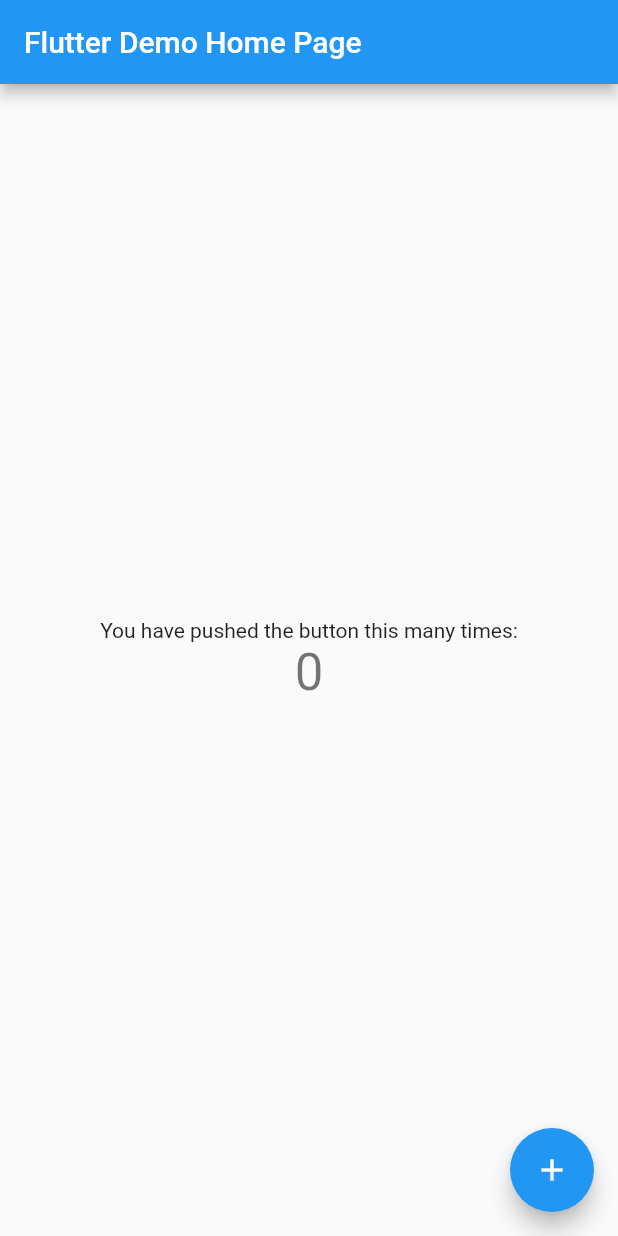
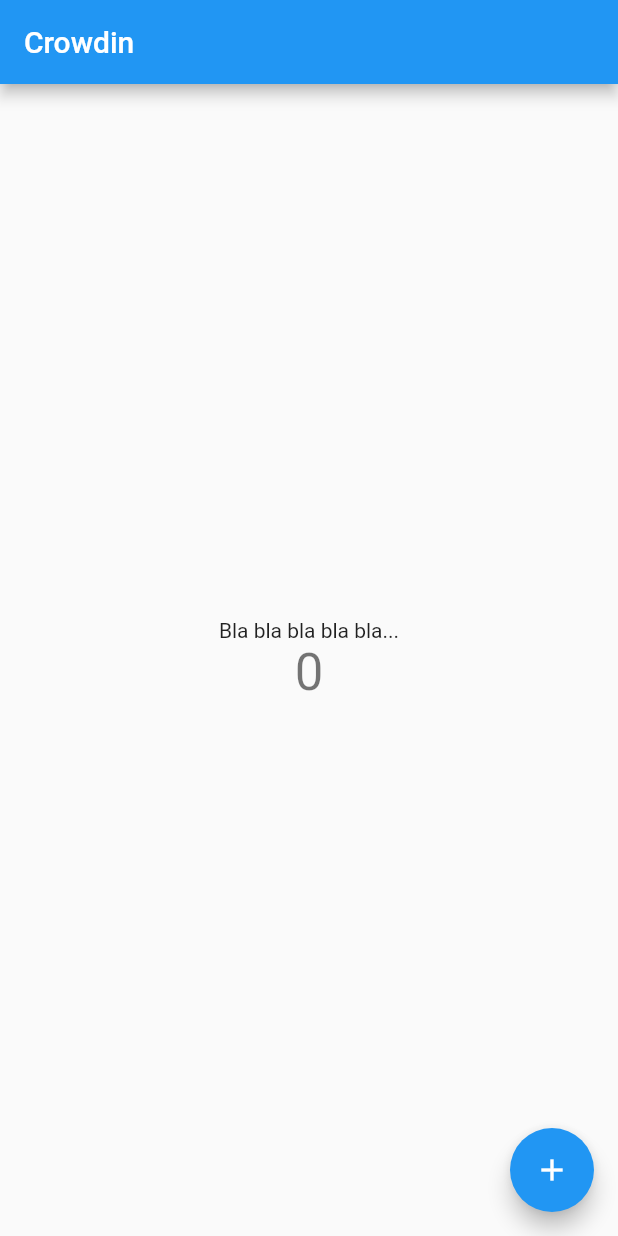
Before and after one commit to Mohammad-fs/Crowdin-test, a Flutter app: the screen it shows after launch, on a phone screen of 412 x 824 dp. Run offline on Flutter 3.47's test engine with Material 2 defaults, Android fonts, the phone set to English and light mode, and no system bars.

Commit message:
Configured localization

```diff
--- a/lib/main.dart
+++ b/lib/main.dart
@@ -1,47 +1,32 @@
+import 'package:crowdintest/generated/l10n.dart';
 import 'package:flutter/material.dart';
+import 'package:flutter_localizations/flutter_localizations.dart';
 
 void main() {
   runApp(MyApp());
 }
 
 class MyApp extends StatelessWidget {
-  // This widget is the root of your application.
   @override
   Widget build(BuildContext context) {
     return MaterialApp(
-      title: 'Flutter Demo',
+      localizationsDelegates: [
+        GlobalMaterialLocalizations.delegate,
+        GlobalWidgetsLocalizations.delegate,
+        Localization.delegate
+      ],
+      supportedLocales: Localization.delegate.supportedLocales,
       theme: ThemeData(
-        // This is the theme of your application.
-        //
-        // Try running your application with "flutter run". You'll see the
-        // application has a blue toolbar. Then, without quitting the app, try
-        // changing the primarySwatch below to Colors.green and then invoke
-        // "hot reload" (press "r" in the console where you ran "flutter run",
-        // or simply save your changes to "hot reload" in a Flutter IDE).
-        // Notice that the counter didn't reset back to zero; the application
-        // is not restarted.
         primarySwatch: Colors.blue,
-        // This makes the visual density adapt to the platform that you run
-        // the app on. For desktop platforms, the controls will be smaller and
-        // closer together (more dense) than on mobile platforms.
         visualDensity: VisualDensity.adaptivePlatformDensity,
       ),
-      home: MyHomePage(title: 'Flutter Demo Home Page'),
+      home: MyHomePage(),
     );
   }
 }
 
 class MyHomePage extends StatefulWidget {
   MyHomePage({Key key, this.title}) : super(key: key);
-
-  // This widget is the home page of your application. It is stateful, meaning
-  // that it has a State object (defined below) that contains fields that affect
-  // how it looks.
-
-  // This class is the configuration for the state. It holds the values (in this
-  // case the title) provided by the parent (in this case the App widget) and
-  // used by the build method of the State. Fields in a Widget subclass are
-  // always marked "final".
 
   final String title;
 
@@ -54,51 +39,22 @@ class _MyHomePageState extends State<MyHomePage> {
 
   void _incrementCounter() {
     setState(() {
-      // This call to setState tells the Flutter framework that something has
-      // changed in this State, which causes it to rerun the build method below
-      // so that the display can reflect the updated values. If we changed
-      // _counter without calling setState(), then the build method would not be
-      // called again, and so nothing would appear to happen.
       _counter++;
     });
   }
 
   @override
   Widget build(BuildContext context) {
-    // This method is rerun every time setState is called, for instance as done
-    // by the _incrementCounter method above.
-    //
-    // The Flutter framework has been optimized to make rerunning build methods
-    // fast, so that you can just rebuild anything that needs updating rather
-    // than having to individually change instances of widgets.
     return Scaffold(
       appBar: AppBar(
-        // Here we take the value from the MyHomePage object that was created by
-        // the App.build method, and use it to set our appbar title.
-        title: Text(widget.title),
+        title: Text(Localization.of(context).title),
       ),
       body: Center(
-        // Center is a layout widget. It takes a single child and positions it
-        // in the middle of the parent.
         child: Column(
-          // Column is also a layout widget. It takes a list of children and
-          // arranges them vertically. By default, it sizes itself to fit its
-          // children horizontally, and tries to be as tall as its parent.
-          //
-          // Invoke "debug painting" (press "p" in the console, choose the
-          // "Toggle Debug Paint" action from the Flutter Inspector in Android
-          // Studio, or the "Toggle Debug Paint" command in Visual Studio Code)
-          // to see the wireframe for each widget.
-          //
-          // Column has various properties to control how it sizes itself and
-          // how it positions its children. Here we use mainAxisAlignment to
-          // center the children vertically; the main axis here is the vertical
-          // axis because Columns are vertical (the cross axis would be
-          // horizontal).
           mainAxisAlignment: MainAxisAlignment.center,
           children: <Widget>[
             Text(
-              'You have pushed the button this many times:',
+              Localization.of(context).description,
             ),
             Text(
               '$_counter',
@@ -109,9 +65,9 @@ class _MyHomePageState extends State<MyHomePage> {
       ),
       floatingActionButton: FloatingActionButton(
         onPressed: _incrementCounter,
-        tooltip: 'Increment',
+        tooltip: Localization.of(context).fabTooltip,
         child: Icon(Icons.add),
-      ), // This trailing comma makes auto-formatting nicer for build methods.
+      ),
     );
   }
 }
```
Also changed, not shown: lib/l10n/intl_en.arb (added, +15 -0 lines), pubspec.yaml (+7 -50 lines), lib/generated/intl/messages_all.dart (added), lib/generated/intl/messages_en.dart (added), lib/generated/l10n.dart (added), pubspec.lock.
